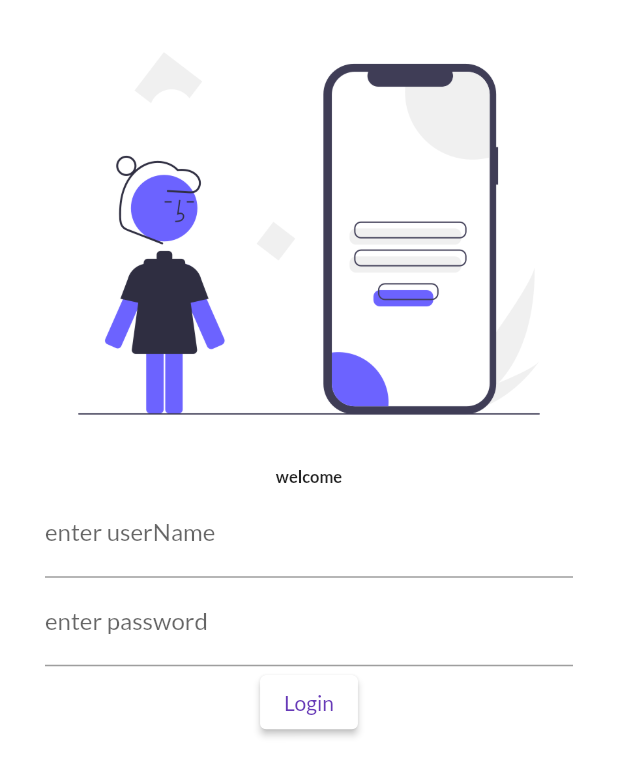
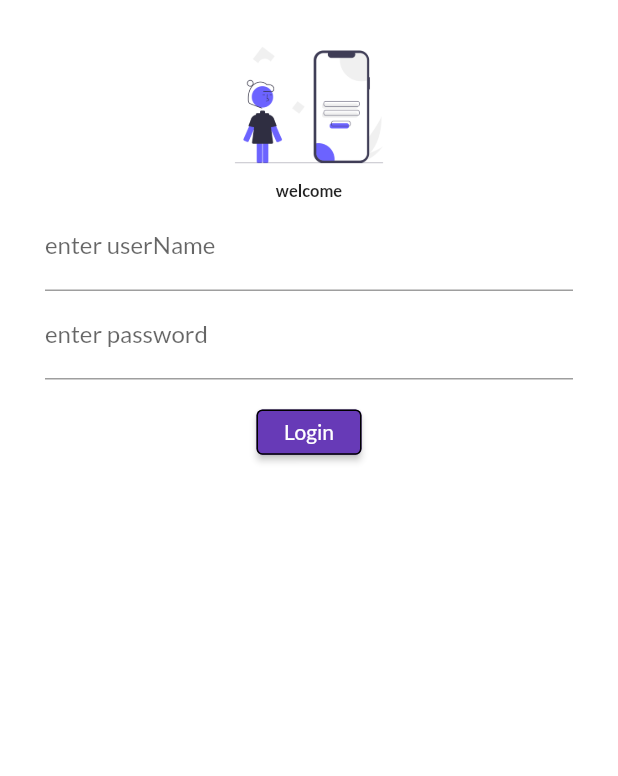
Before and after one commit to hacker1619/flutterLearning, a Flutter app: the screen it shows after launch, on a phone screen of 412 x 824 dp. Shown: the top 776 px of the screen. Run offline on Flutter 3.47's test engine with Material 2 defaults, Android fonts, the phone set to English and light mode, and no system bars; our stand-ins replace google_fonts.

Commit message:
day 5 complete

```diff
--- a/lib/main.dart
+++ b/lib/main.dart
@@ -1,8 +1,10 @@
 import 'package:app1/pages/login_page.dart';
+import 'package:app1/utility/routes.dart';
 import 'package:flutter/material.dart';
 import 'pages/home_page.dart';
 import 'package:google_fonts/google_fonts.dart';
 // import 'g';
+
 // import 'dart:js_util';
 
 void main(){
@@ -28,6 +30,9 @@ class MyApp extends StatelessWidget {
 
         "/" : (context) => LoginPage(),
        // "/home" : (context)=> HomePage(),
+         MyRoutes.homeRoute: (context)=> HomePage(),
+         MyRoutes.loginRoute: (context)=> LoginPage(),
+
        }
     );
   }
--- a/lib/pages/login_page.dart
+++ b/lib/pages/login_page.dart
@@ -1,3 +1,4 @@
+import 'package:app1/utility/routes.dart';
 import 'package:flutter/material.dart';
 
 class LoginPage extends StatelessWidget {
@@ -7,9 +8,15 @@ class LoginPage extends StatelessWidget {
   Widget build(BuildContext context) {
     return Material(
       color: Colors.white,
+      child: SingleChildScrollView(
+        child: Padding(
+          padding: const EdgeInsets.all(20.0),
           child: Column(
+
             children: [Image.asset("assets/imagies/loginimage.png",fit:
-        BoxFit.cover,),
+            BoxFit.cover,
+              height: 100,
+            ),
             // SizedBox(
             //   height: 0,
             // ),
@@ -21,7 +28,7 @@ class LoginPage extends StatelessWidget {
                 ),
               ),
             Padding(
-          padding: const EdgeInsets.symmetric(vertical: 2.0, horizontal: 30),
+              padding: const EdgeInsets.symmetric(vertical: 2.0, horizontal: 10),
               child: Column(
                 children: [
                   TextField(
@@ -37,21 +44,37 @@ class LoginPage extends StatelessWidget {
                       labelText: "enter password",
                     ),
                   ),
-              ElevatedButton(
+                  SizedBox(
+                    height: 20,
+                  ),
+                  SizedBox(
+                    height: 30.2,
+                    width: 70,
+
+                    child: ElevatedButton(
                       onPressed: (){
-
-                  print("on pressed");
+                        Navigator.pushNamed(context, MyRoutes.homeRoute);
                         // Text("button pressed");
                       },
 
                       child: Text("Login"),
-                  style: ButtonStyle(
-                    foregroundColor: MaterialStateProperty.all(Colors.deepPurple),
-                    backgroundColor: MaterialStateProperty.all(Colors.white)
-                  )
+
+
+                      style: ElevatedButton.styleFrom(
+                        backgroundColor: Colors.deepPurple,
+
+                        side: BorderSide(width: 1, color: Colors.black),
+                      // padding: EdgeInsets.all(50),
+                      ),
+                      // style: ButtonStyle(
+                      //
+                      //   foregroundColor: MaterialStateProperty.all(Colors.deepPurple),
+                      //   backgroundColor: MaterialStateProperty.all(Colors.white)
+                      // ),
+
                     ),
 
-
+                  ),
 
 
                 ],
@@ -63,6 +86,8 @@ class LoginPage extends StatelessWidget {
             ],
 
           ),
+        ),
+      ),
     );
   }
 }
--- /dev/null
+++ b/lib/utility/routes.dart
@@ -0,0 +1,4 @@
+class MyRoutes{
+  static String loginRoute="/login";
+  static String  homeRoute="/home";
+}
```
Also changed, not shown: lib/pages/home_page.dart (+29 -1 lines). Lines whose indentation alone changed are shown as unchanged.
